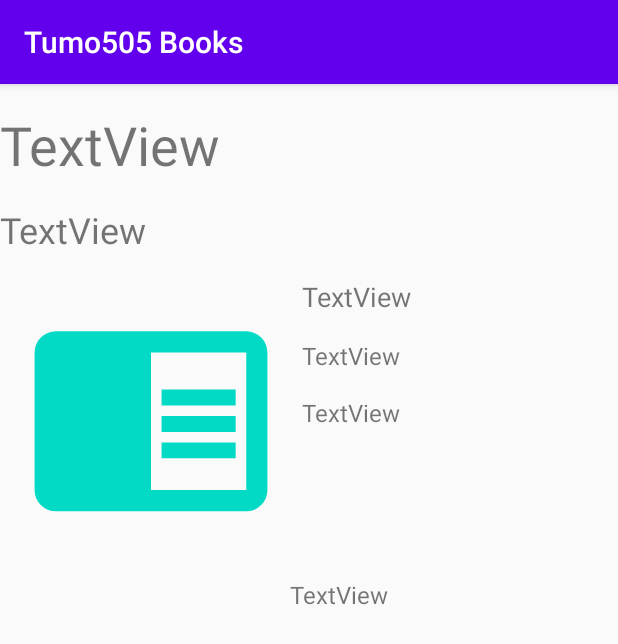
After one commit to Tumo505/Books, an Android app: the BookDetail screen opened directly, with no data from a screen before it, on a phone screen of 412 x 824 dp. The commit adds this screen. Shown: the top 644 px of the screen. Run offline under Robolectric (Android 15) with nearby library versions, the phone set to English and light mode, and no system bars.

Commit message:
book details activity

```diff
--- a/app/build.gradle
+++ b/app/build.gradle
@@ -3,6 +3,9 @@ apply plugin: 'com.android.application'
 android {
     compileSdkVersion 29
     buildToolsVersion "29.0.3"
+    dataBinding {
+        enabled = true
+    }
 
     defaultConfig {
         applicationId "com.tumo505.books"
@@ -12,6 +15,7 @@ android {
         versionName "1.0"
 
         testInstrumentationRunner "androidx.test.runner.AndroidJUnitRunner"
+        vectorDrawables.useSupportLibrary = true
     }
 
     buildTypes {
--- a/app/src/main/AndroidManifest.xml
+++ b/app/src/main/AndroidManifest.xml
@@ -3,6 +3,7 @@
     package="com.tumo505.books">
 
     <uses-permission android:name="android.permission.INTERNET" />
+
     <application
         android:allowBackup="true"
         android:icon="@mipmap/ic_launcher"
@@ -10,6 +11,7 @@
         android:roundIcon="@mipmap/ic_launcher_round"
         android:supportsRtl="true"
         android:theme="@style/AppTheme">
+        <activity android:name=".BookDetail"></activity>
         <activity android:name=".BookListActivity">
             <intent-filter>
                 <action android:name="android.intent.action.MAIN" />
--- /dev/null
+++ b/app/src/main/java/com/tumo505/books/BookDetail.java
@@ -0,0 +1,16 @@
+package com.tumo505.books;
+
+import androidx.appcompat.app.AppCompatActivity;
+
+import android.os.Bundle;
+
+public class BookDetail extends AppCompatActivity {
+
+    @Override
+    protected void onCreate(Bundle savedInstanceState) {
+        super.onCreate(savedInstanceState);
+        setContentView(R.layout.activity_book_detail);
+        Book book = getIntent().getParcelableExtra("Book");
+
+    }
+}
--- a/app/src/main/java/com/tumo505/books/BookListActivity.java
+++ b/app/src/main/java/com/tumo505/books/BookListActivity.java
@@ -34,7 +34,7 @@ public class BookListActivity extends AppCompatActivity implements SearchView.On
                 LinearLayoutManager.VERTICAL, false);
         rvBooks.setLayoutManager(booksLayoutManager);
         try {
-            URL bookUrl = ApiUtil.buildUrl("relationships");
+            URL bookUrl = ApiUtil.buildUrl("technology");
             new BooksQueryTask().execute(bookUrl);
 
         }
--- /dev/null
+++ b/app/src/main/res/layout/activity_book_detail.xml
@@ -0,0 +1,93 @@
+<?xml version="1.0" encoding="utf-8"?>
+<androidx.constraintlayout.widget.ConstraintLayout xmlns:android="http://schemas.android.com/apk/res/android"
+    xmlns:app="http://schemas.android.com/apk/res-auto"
+    xmlns:tools="http://schemas.android.com/tools"
+    android:layout_width="match_parent"
+    android:layout_height="match_parent"
+    tools:context=".BookDetail">
+
+    <TextView
+        android:id="@+id/tvTitle"
+        android:textSize="36sp"
+        android:layout_width="0dp"
+        android:layout_height="wrap_content"
+        android:layout_marginTop="@dimen/standard_margin"
+        android:text="TextView"
+        app:layout_constraintEnd_toEndOf="parent"
+        app:layout_constraintHorizontal_bias="0.498"
+        app:layout_constraintStart_toStartOf="parent"
+        app:layout_constraintTop_toTopOf="parent" />
+
+    <TextView
+        android:id="@+id/tvSubtitle"
+        android:textSize="24sp"
+        android:layout_width="0dp"
+        android:layout_height="wrap_content"
+        android:layout_marginTop="@dimen/standard_margin"
+        android:text="TextView"
+        app:layout_constraintEnd_toEndOf="parent"
+        app:layout_constraintHorizontal_bias="0.498"
+        app:layout_constraintStart_toStartOf="parent"
+        app:layout_constraintTop_toBottomOf="@+id/tvTitle" />
+
+    <ImageView
+        android:id="@+id/imgCover"
+        android:layout_width="169dp"
+        android:layout_height="184dp"
+        android:layout_marginStart="@dimen/standard_margin"
+        android:layout_marginLeft="@dimen/standard_margin"
+        android:layout_marginTop="@dimen/standard_margin"
+        app:layout_constraintStart_toStartOf="parent"
+        app:layout_constraintTop_toBottomOf="@+id/tvSubtitle"
+        app:srcCompat="@drawable/book_open" />
+
+    <TextView
+        android:id="@+id/tvAuthors"
+        android:textSize="18sp"
+        android:layout_width="wrap_content"
+        android:layout_height="wrap_content"
+        android:layout_marginStart="@dimen/standard_margin"
+        android:layout_marginLeft="@dimen/standard_margin"
+        android:layout_marginTop="@dimen/standard_margin"
+        android:text="TextView"
+        app:layout_constraintStart_toEndOf="@+id/imgCover"
+        app:layout_constraintTop_toBottomOf="@+id/tvSubtitle" />
+
+    <TextView
+        android:id="@+id/tvPublisher"
+        android:textSize="16sp"
+        android:layout_width="wrap_content"
+        android:layout_height="wrap_content"
+        android:layout_marginStart="@dimen/standard_margin"
+        android:layout_marginLeft="@dimen/standard_margin"
+        android:layout_marginTop="@dimen/standard_margin"
+        android:text="TextView"
+        app:layout_constraintStart_toEndOf="@+id/imgCover"
+        app:layout_constraintTop_toBottomOf="@+id/tvAuthors" />
+
+    <TextView
+        android:id="@+id/tvPublishedDate"
+        android:textSize="16sp"
+        android:layout_width="wrap_content"
+        android:layout_height="wrap_content"
+        android:layout_marginStart="@dimen/standard_margin"
+        android:layout_marginLeft="@dimen/standard_margin"
+        android:layout_marginTop="@dimen/standard_margin"
+        android:text="TextView"
+        app:layout_constraintStart_toEndOf="@+id/imgCover"
+        app:layout_constraintTop_toBottomOf="@+id/tvPublisher" />
+
+    <TextView
+        android:id="@+id/tvDescription"
+        android:textSize="16sp"
+        android:layout_width="wrap_content"
+        android:layout_height="wrap_content"
+        android:layout_marginTop="@dimen/standard_margin"
+        android:text="TextView"
+        app:layout_constraintEnd_toEndOf="parent"
+        app:layout_constraintHorizontal_bias="0.558"
+        app:layout_constraintStart_toStartOf="parent"
+        app:layout_constraintTop_toBottomOf="@+id/imgCover" />
+
+
+</androidx.constraintlayout.widget.ConstraintLayout>
--- a/app/src/main/res/layout/book_list_item.xml
+++ b/app/src/main/res/layout/book_list_item.xml
@@ -40,14 +40,14 @@
                 android:layout_width="0dp"
                 android:layout_height="wrap_content"
                 android:layout_weight="70"
-                android:id="@+id/tvPublisher"
+                android:id="@+id/tvAuthors"
                 android:layout_gravity="start"
                 android:text="Publisher"/>
             <TextView
                 android:layout_width="0dp"
                 android:layout_height="wrap_content"
                 android:layout_weight="30"
-                android:id="@+id/tvPublishedDate"
+                android:id="@+id/tvPublisher"
                 android:layout_gravity="end"
                 android:text="PublishedDate"
                 android:paddingEnd="@dimen/published_date_padding"
--- a/app/src/main/res/values/dimens.xml
+++ b/app/src/main/res/values/dimens.xml
@@ -3,4 +3,5 @@
     <dimen name="title_size">20sp</dimen>
     <dimen name="authors_size">18sp</dimen>
     <dimen name="published_date_padding">8dp</dimen>
+    <dimen name="standard_margin">16dp</dimen>
 </resources>
--- a/app/src/main/res/values/strings.xml
+++ b/app/src/main/res/values/strings.xml
@@ -1,5 +1,5 @@
 <resources>
-    <string name="app_name">Books</string>
+    <string name="app_name">Tumo505 Books</string>
     <string name="error_data_message">Error Loading data from Google Books API</string>
     <string name="search">Search</string>
 </resources>
```
Also changed, not shown: app/src/main/java/com/tumo505/books/Book.java (+39 -1 lines), app/src/main/java/com/tumo505/books/BooksAdapter.java (+14 -3 lines).
